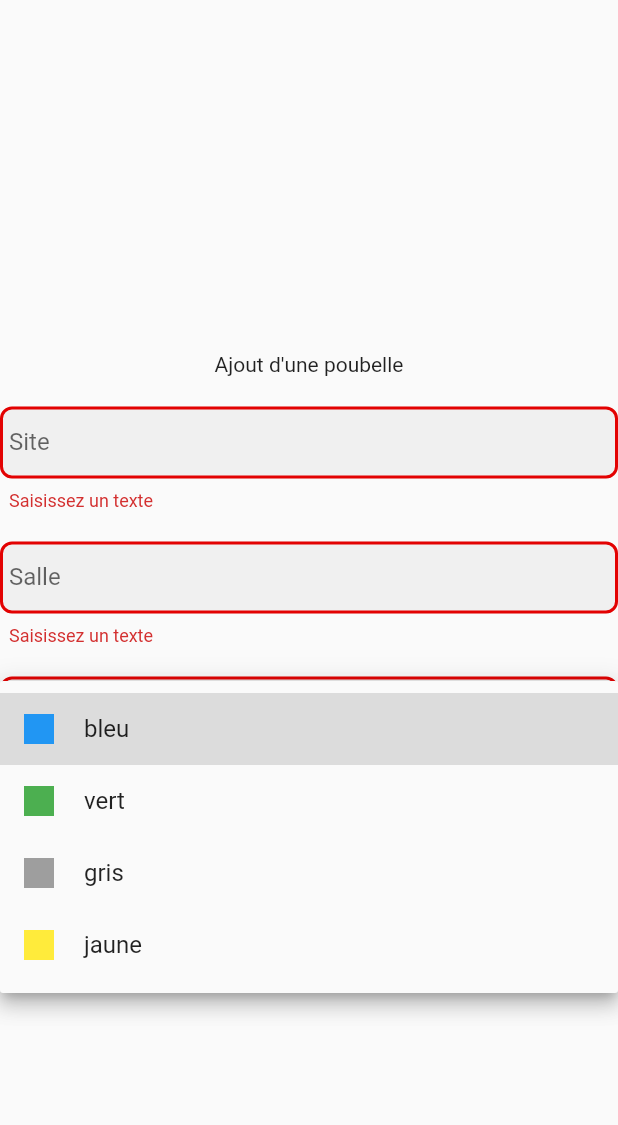
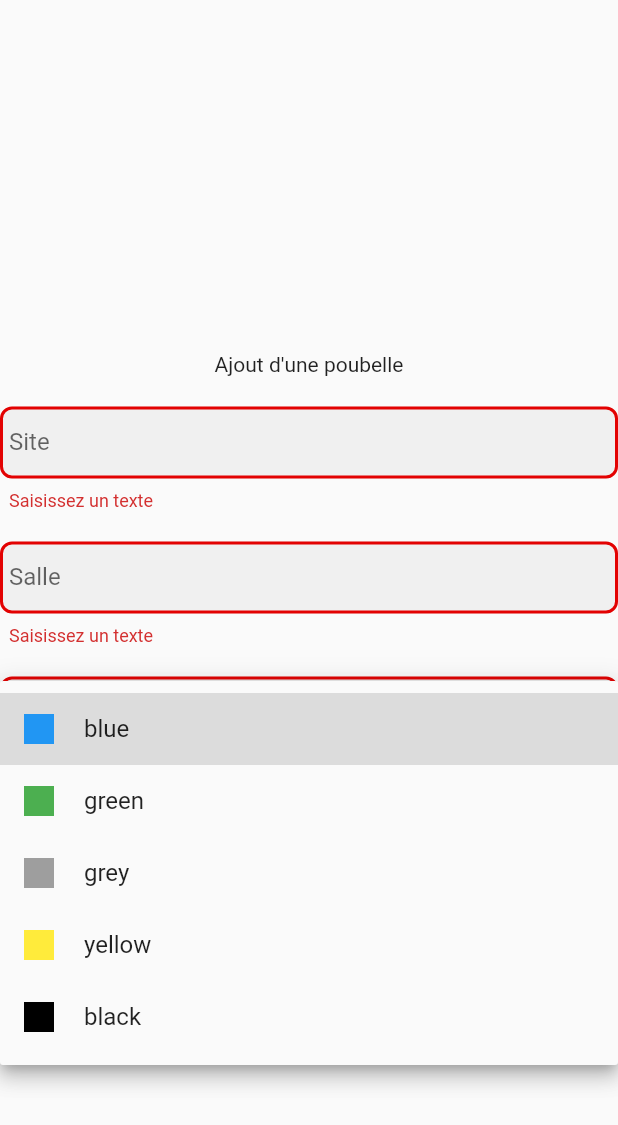
Before and after one commit to Ancelotow/green-ring-app, a Flutter app: the AddGarbageForm widget shown alone on an empty page, opened directly, after a tap on "Ajouter", after a tap on "Couleur", on a phone screen of 412 x 824 dp. Shown: the top 1125 px of the screen. Run offline on Flutter 3.47's test engine with Material 2 defaults, Android fonts, the phone set to English and light mode, and no system bars; our stand-ins replace confetti, dio; missing offline and left inert: flutter_barcode_scanner, nfc_manager, select_card; network calls fail.

Commit message:
get garbages from API

```diff
--- a/lib/models/converter/color_converter.dart
+++ b/lib/models/converter/color_converter.dart
@@ -4,10 +4,11 @@ import 'package:flutter/material.dart';
 class ColorConverter {
 
   final Map<String, Color> _colors = {
-    "bleu": Colors.blue,
-    "vert": Colors.green,
-    "gris": Colors.grey,
-    "jaune": Colors.yellow
+    "blue": Colors.blue,
+    "green": Colors.green,
+    "grey": Colors.grey,
+    "yellow": Colors.yellow,
+    "black": Colors.black
   };
 
   Color toColor(String colorStr) {
--- a/lib/models/garbage.dart
+++ b/lib/models/garbage.dart
@@ -4,7 +4,7 @@ import 'package:green_ring/models/converter/color_converter.dart';
 
 class Garbage {
 
-  int id;
+  String id;
   String site;
   String salle;
   Color couleur;
@@ -17,16 +17,16 @@ class Garbage {
   });
 
   Map<String, dynamic> toJson() => {
-    "id": id,
+    "_id": id,
     "site": site,
-    "salle": salle,
-    "couleur": ColorConverter().toStringColor(couleur)
+    "room": salle,
+    "color": ColorConverter().toStringColor(couleur)
   };
 
   Garbage.fromJson(Map<String, dynamic> json)
-      : id = json['id'],
+      : id = json['_id'],
         site = json['site'],
-        salle = json['salle'],
-        couleur = ColorConverter().toColor(json['couleur']);
+        salle = json['room'],
+        couleur = ColorConverter().toColor(json['color']);
 
 }
--- a/lib/ui/forms/add_garbage_form.dart
+++ b/lib/ui/forms/add_garbage_form.dart
@@ -102,7 +102,7 @@ class AddGarbageForm extends StatelessWidget {
   void _submit(BuildContext context) {
     if (_formKey.currentState!.validate()) {
       var garbage = Garbage(
-          id: -1,
+          id: "",
           site: ctrlSite.text,
           salle: ctrlSalle.text,
           couleur: _colorSelected!
```
Also changed, not shown: lib/models/product.dart (added, +18 -0 lines), lib/services/garbage-service.dart (deleted, +0 -9 lines), lib/services/service_api.dart (+15 -1 lines), lib/ui/awards_manage_page.dart (added, +10 -0 lines), lib/ui/garbage_manage_page.dart (+32 -16 lines), lib/ui/widgets/info_error.dart (added, +30 -0 lines).
